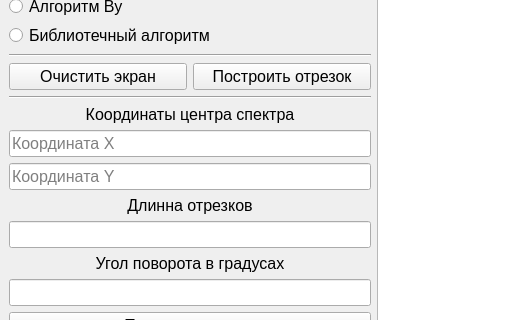
Qt form lab_03/mainwindow.ui (LoaDeadd81/BMSTU-CG) before a commit; both pictures show x 0 to 522 and y 346 to 666 of the 1225 by 911 pixel window.
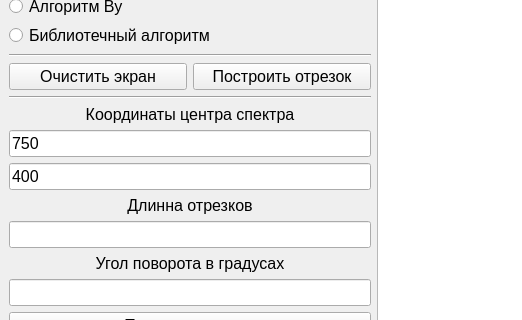
The same form after that commit.

Commit message: lab 3 def

Diff of the .ui file:
```diff
--- a/lab_03/mainwindow.ui
+++ b/lab_03/mainwindow.ui
@@ -589,7 +589,7 @@
              </font>
             </property>
             <property name="text">
-             <string/>
+             <string>750</string>
             </property>
             <property name="placeholderText">
              <string>Координата X</string>
@@ -610,7 +610,7 @@
              </font>
             </property>
             <property name="text">
-             <string/>
+             <string>400</string>
             </property>
             <property name="placeholderText">
              <string>Координата Y</string>
```
